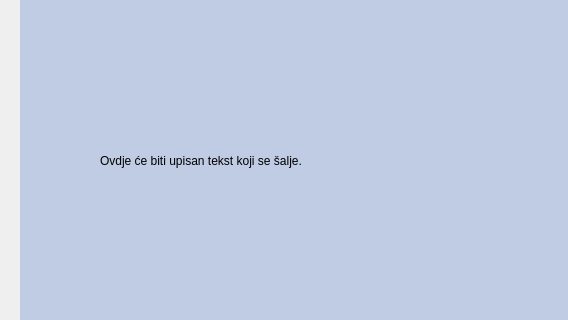
The window that BlueSTSDK_Python/blue_st_examples/ui_files/recording_form.ui (jelence1/zavrsni-rad) describes before a commit, drawn with Qt 5; both pictures show x 0 to 568 and y 140 to 460 of the 800 by 600 pixel window.
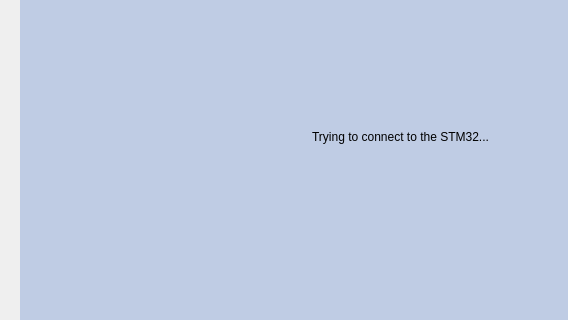
The same window after the commit. Icons and pictures are not drawn.

Patch:
```diff
--- a/BlueSTSDK_Python/blue_st_examples/ui_files/recording_form.ui
+++ b/BlueSTSDK_Python/blue_st_examples/ui_files/recording_form.ui
@@ -188,14 +188,17 @@
    <widget class="QLabel" name="label">
     <property name="geometry">
      <rect>
-      <x>80</x>
+      <x>70</x>
       <y>250</y>
-      <width>331</width>
-      <height>61</height>
+      <width>621</width>
+      <height>251</height>
      </rect>
     </property>
     <property name="text">
-     <string>Ovdje će biti upisan tekst koji se šalje. </string>
+     <string>Trying to connect to the STM32...</string>
+    </property>
+    <property name="alignment">
+     <set>Qt::AlignHCenter|Qt::AlignTop</set>
     </property>
    </widget>
    <zorder>mainLabel</zorder>
```
